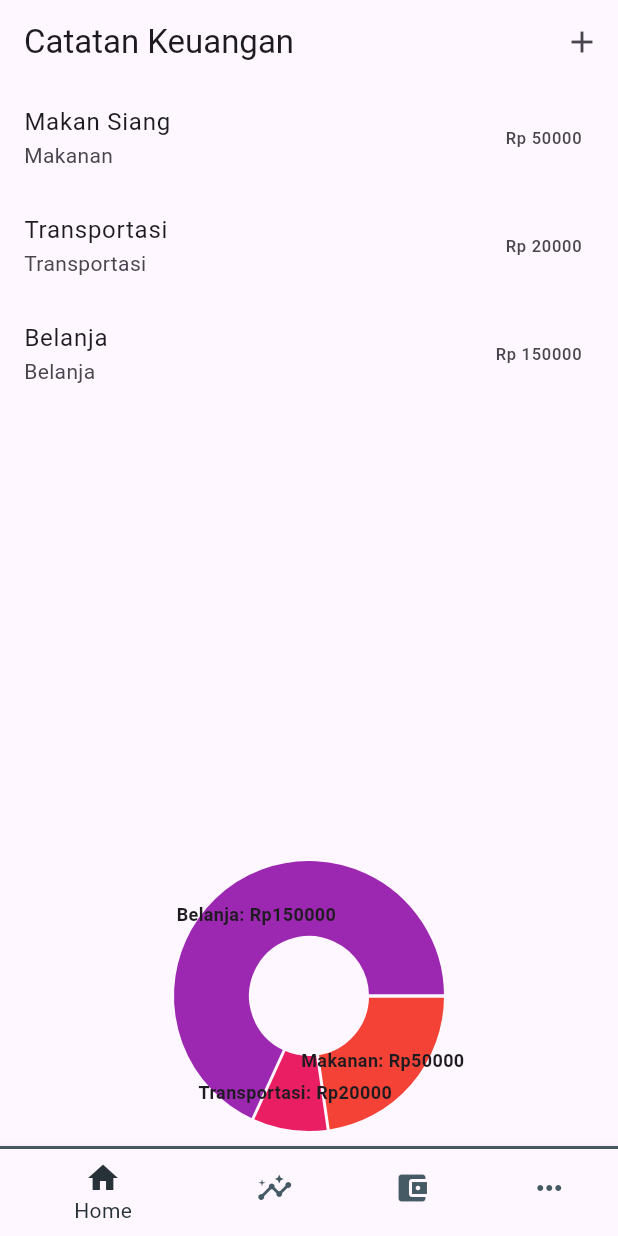
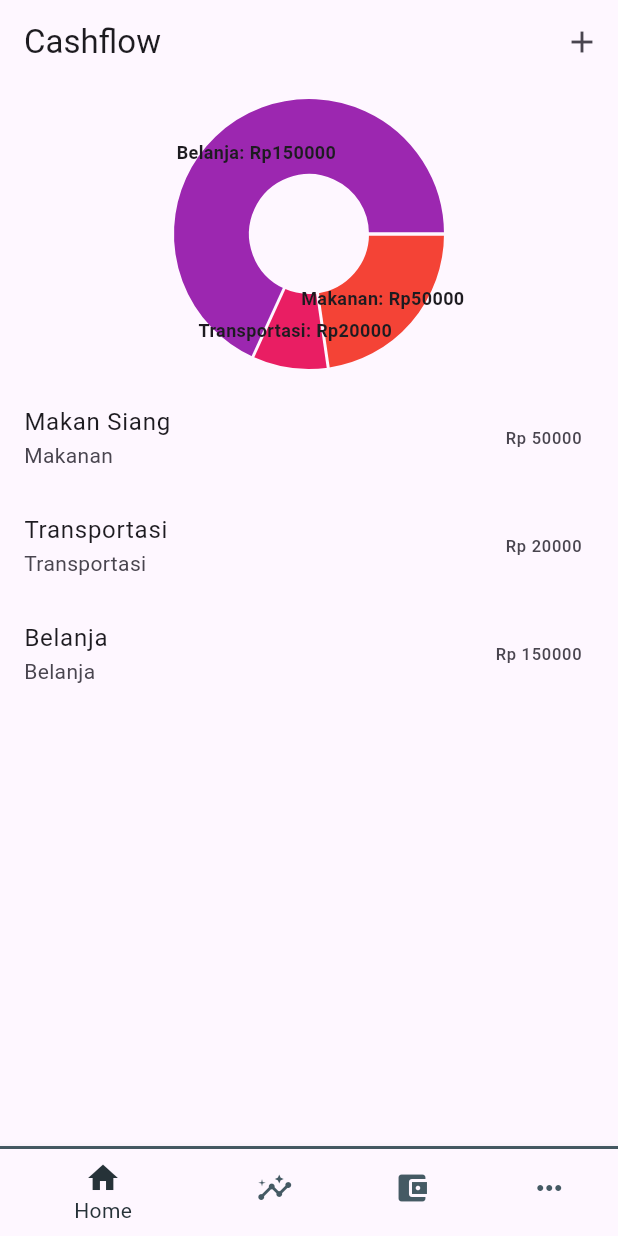
Before and after one commit to irwanphan/simple-cash-tracker, a Flutter app: the screen it shows after launch, on a phone screen of 412 x 824 dp. Run offline on Flutter 3.47's test engine with Material 3 defaults, Android fonts, the phone set to English and light mode, and no system bars; drawn by our look-alikes of fl_chart.

Commit message:
constraint to center on Homepage

```diff
--- a/lib/pages/home_page.dart
+++ b/lib/pages/home_page.dart
@@ -38,7 +38,7 @@ class _HomePageState extends State<HomePage> {
   Widget build(BuildContext context) {
     return Scaffold(
       appBar: AppBar(
-        title: const Text('Catatan Keuangan'),
+        title: const Text('Cashflow'),
         actions: [
           IconButton(
             icon: const Icon(Icons.add),
@@ -48,11 +48,21 @@ class _HomePageState extends State<HomePage> {
       ),
       body: Column(
         children: [
-          Expanded(child: TransactionList(transactions: _transactions)),
           Container(
             height: 200,
             child: ExpenseChart(transactions: _transactions),
           ),
+          Expanded(child: LayoutBuilder(builder: (context, constraints) {
+            double width =
+                constraints.maxWidth > 640 ? 640 : constraints.maxWidth;
+            return Align(
+              alignment: Alignment.topCenter,
+              child: SizedBox(
+                width: width, // Maksimal lebar 640 atau selebar layar
+                child: TransactionList(transactions: _transactions),
+              ),
+            );
+          }))
         ],
       ),
     );
```
